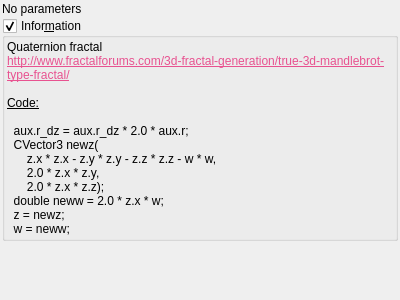
First picture: the form in mandelbulber2/qt_data/fractal_quaternion.ui, repository buddhi1980/mandelbulber2, before the edit.
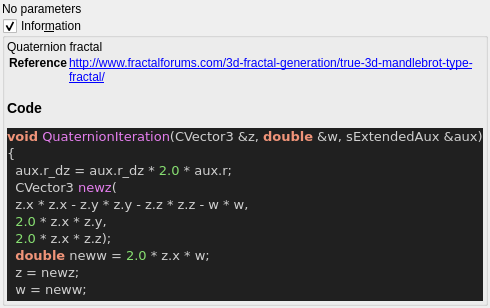
Second picture: the form after the edit. Custom widgets are drawn as their Qt base class.

```diff
--- a/mandelbulber2/qt_data/fractal_quaternion.ui
+++ b/mandelbulber2/qt_data/fractal_quaternion.ui
@@ -66,23 +66,33 @@
       <item>
        <widget class="QLabel" name="label_4">
         <property name="text">
-         <string>&lt;!DOCTYPE HTML PUBLIC &quot;-//W3C//DTD HTML 4.0//EN&quot; &quot;http://www.w3.org/TR/REC-html40/strict.dtd&quot;&gt;
-&lt;html&gt;&lt;head&gt;&lt;meta name=&quot;qrichtext&quot; content=&quot;1&quot; /&gt;&lt;style type=&quot;text/css&quot;&gt;
-p, li { white-space: pre-wrap; }
-&lt;/style&gt;&lt;/head&gt;&lt;body&gt;
-&lt;p style=&quot; margin-top:0px; margin-bottom:0px; margin-left:0px; margin-right:0px; -qt-block-indent:0; text-indent:0px;&quot;&gt;Quaternion fractal&lt;/p&gt;
-&lt;p style=&quot; margin-top:0px; margin-bottom:0px; margin-left:0px; margin-right:0px; -qt-block-indent:0; text-indent:0px;&quot;&gt;&lt;a href=&quot;http://www.fractalforums.com/3d-fractal-generation/true-3d-mandlebrot-type-fractal/&quot;&gt;&lt;span style=&quot; text-decoration: underline; color:#e85290;&quot;&gt;http://www.fractalforums.com/3d-fractal-generation/true-3d-mandlebrot-type-fractal/&lt;/span&gt;&lt;/a&gt;&lt;/p&gt;
-&lt;p style=&quot;-qt-paragraph-type:empty; margin-top:0px; margin-bottom:0px; margin-left:0px; margin-right:0px; -qt-block-indent:0; text-indent:0px;&quot;&gt;&lt;br /&gt;&lt;/p&gt;
-&lt;p style=&quot; margin-top:0px; margin-bottom:0px; margin-left:0px; margin-right:0px; -qt-block-indent:0; text-indent:0px;&quot;&gt;&lt;span style=&quot; text-decoration: underline;&quot;&gt;Code:&lt;/span&gt;&lt;/p&gt;
-&lt;p style=&quot;-qt-paragraph-type:empty; margin-top:0px; margin-bottom:0px; margin-left:0px; margin-right:0px; -qt-block-indent:0; text-indent:0px; text-decoration: underline;&quot;&gt;&lt;br /&gt;&lt;/p&gt;
-&lt;p style=&quot; margin-top:0px; margin-bottom:0px; margin-left:0px; margin-right:0px; -qt-block-indent:0; text-indent:0px;&quot;&gt;  aux.r_dz = aux.r_dz * 2.0 * aux.r;&lt;/p&gt;
-&lt;p style=&quot; margin-top:0px; margin-bottom:0px; margin-left:0px; margin-right:0px; -qt-block-indent:0; text-indent:0px;&quot;&gt;  CVector3 newz(&lt;/p&gt;
-&lt;p style=&quot; margin-top:0px; margin-bottom:0px; margin-left:0px; margin-right:0px; -qt-block-indent:0; text-indent:0px;&quot;&gt;      z.x * z.x - z.y * z.y - z.z * z.z - w * w,&lt;/p&gt;
-&lt;p style=&quot; margin-top:0px; margin-bottom:0px; margin-left:0px; margin-right:0px; -qt-block-indent:0; text-indent:0px;&quot;&gt;      2.0 * z.x * z.y,&lt;/p&gt;
-&lt;p style=&quot; margin-top:0px; margin-bottom:0px; margin-left:0px; margin-right:0px; -qt-block-indent:0; text-indent:0px;&quot;&gt;      2.0 * z.x * z.z);&lt;/p&gt;
-&lt;p style=&quot; margin-top:0px; margin-bottom:0px; margin-left:0px; margin-right:0px; -qt-block-indent:0; text-indent:0px;&quot;&gt;  double neww = 2.0 * z.x * w;&lt;/p&gt;
-&lt;p style=&quot; margin-top:0px; margin-bottom:0px; margin-left:0px; margin-right:0px; -qt-block-indent:0; text-indent:0px;&quot;&gt;  z = newz;&lt;/p&gt;
-&lt;p style=&quot; margin-top:0px; margin-bottom:0px; margin-left:0px; margin-right:0px; -qt-block-indent:0; text-indent:0px;&quot;&gt;  w = neww;&lt;/p&gt;&lt;/body&gt;&lt;/html&gt;</string>
+         <string>&lt;p&gt;Quaternion fractal&lt;/p&gt;&lt;table&gt;
+&lt;tr&gt;&lt;th&gt;Reference&lt;/th&gt;&lt;td&gt;&lt;a href=&quot;http://www.fractalforums.com/3d-fractal-generation/true-3d-mandlebrot-type-fractal/&quot;&gt;http://www.fractalforums.com/3d-fractal-generation/true-3d-mandlebrot-type-fractal/&lt;/a&gt;&lt;/td&gt;&lt;/tr&gt;
+&lt;/table&gt;
+&lt;h3&gt;Code&lt;/h3&gt;
+&lt;!DOCTYPE HTML PUBLIC &quot;-//W3C//DTD HTML 4.0 Transitional//EN&quot;&gt;
+&lt;html&gt;
+&lt;head&gt;
+&lt;meta http-equiv=&quot;content-type&quot; content=&quot;text/html; charset=ISO-8859-1&quot;&gt;
+&lt;title&gt;Source file&lt;/title&gt;
+&lt;/head&gt;
+&lt;body style=&quot;background-color:#202020&quot;&gt;
+&lt;pre style=&quot;color:#d0d0d0; background-color:#202020; font-size:10pt; font-family:'Courier New';&quot;&gt;&lt;span style=&quot;color:#f09479; font-weight:bold&quot;&gt;void&lt;/span&gt; &lt;span style=&quot;color:#e47eed&quot;&gt;QuaternionIteration&lt;/span&gt;&lt;span style=&quot;color:#d0d0d0&quot;&gt;(&lt;/span&gt;CVector3 &lt;span style=&quot;color:#d0d0d0&quot;&gt;&amp;amp;&lt;/span&gt;z&lt;span style=&quot;color:#d0d0d0&quot;&gt;,&lt;/span&gt; &lt;span style=&quot;color:#f09479; font-weight:bold&quot;&gt;double&lt;/span&gt; &lt;span style=&quot;color:#d0d0d0&quot;&gt;&amp;amp;&lt;/span&gt;w&lt;span style=&quot;color:#d0d0d0&quot;&gt;,&lt;/span&gt; sExtendedAux &lt;span style=&quot;color:#d0d0d0&quot;&gt;&amp;amp;&lt;/span&gt;aux&lt;span style=&quot;color:#d0d0d0&quot;&gt;)&lt;/span&gt;
+&lt;span style=&quot;color:#d0d0d0&quot;&gt;{&lt;/span&gt;
+  aux&lt;span style=&quot;color:#d0d0d0&quot;&gt;.&lt;/span&gt;r_dz &lt;span style=&quot;color:#d0d0d0&quot;&gt;=&lt;/span&gt; aux&lt;span style=&quot;color:#d0d0d0&quot;&gt;.&lt;/span&gt;r_dz &lt;span style=&quot;color:#d0d0d0&quot;&gt;*&lt;/span&gt; &lt;span style=&quot;color:#87df71&quot;&gt;2.0&lt;/span&gt; &lt;span style=&quot;color:#d0d0d0&quot;&gt;*&lt;/span&gt; aux&lt;span style=&quot;color:#d0d0d0&quot;&gt;.&lt;/span&gt;r&lt;span style=&quot;color:#d0d0d0&quot;&gt;;&lt;/span&gt;
+  CVector3 &lt;span style=&quot;color:#e47eed&quot;&gt;newz&lt;/span&gt;&lt;span style=&quot;color:#d0d0d0&quot;&gt;(&lt;/span&gt;
+  z&lt;span style=&quot;color:#d0d0d0&quot;&gt;.&lt;/span&gt;x &lt;span style=&quot;color:#d0d0d0&quot;&gt;*&lt;/span&gt; z&lt;span style=&quot;color:#d0d0d0&quot;&gt;.&lt;/span&gt;x &lt;span style=&quot;color:#d0d0d0&quot;&gt;-&lt;/span&gt; z&lt;span style=&quot;color:#d0d0d0&quot;&gt;.&lt;/span&gt;y &lt;span style=&quot;color:#d0d0d0&quot;&gt;*&lt;/span&gt; z&lt;span style=&quot;color:#d0d0d0&quot;&gt;.&lt;/span&gt;y &lt;span style=&quot;color:#d0d0d0&quot;&gt;-&lt;/span&gt; z&lt;span style=&quot;color:#d0d0d0&quot;&gt;.&lt;/span&gt;z &lt;span style=&quot;color:#d0d0d0&quot;&gt;*&lt;/span&gt; z&lt;span style=&quot;color:#d0d0d0&quot;&gt;.&lt;/span&gt;z &lt;span style=&quot;color:#d0d0d0&quot;&gt;-&lt;/span&gt; w &lt;span style=&quot;color:#d0d0d0&quot;&gt;*&lt;/span&gt; w&lt;span style=&quot;color:#d0d0d0&quot;&gt;,&lt;/span&gt;
+  &lt;span style=&quot;color:#87df71&quot;&gt;2.0&lt;/span&gt; &lt;span style=&quot;color:#d0d0d0&quot;&gt;*&lt;/span&gt; z&lt;span style=&quot;color:#d0d0d0&quot;&gt;.&lt;/span&gt;x &lt;span style=&quot;color:#d0d0d0&quot;&gt;*&lt;/span&gt; z&lt;span style=&quot;color:#d0d0d0&quot;&gt;.&lt;/span&gt;y&lt;span style=&quot;color:#d0d0d0&quot;&gt;,&lt;/span&gt;
+  &lt;span style=&quot;color:#87df71&quot;&gt;2.0&lt;/span&gt; &lt;span style=&quot;color:#d0d0d0&quot;&gt;*&lt;/span&gt; z&lt;span style=&quot;color:#d0d0d0&quot;&gt;.&lt;/span&gt;x &lt;span style=&quot;color:#d0d0d0&quot;&gt;*&lt;/span&gt; z&lt;span style=&quot;color:#d0d0d0&quot;&gt;.&lt;/span&gt;z&lt;span style=&quot;color:#d0d0d0&quot;&gt;);&lt;/span&gt;
+  &lt;span style=&quot;color:#f09479; font-weight:bold&quot;&gt;double&lt;/span&gt; neww &lt;span style=&quot;color:#d0d0d0&quot;&gt;=&lt;/span&gt; &lt;span style=&quot;color:#87df71&quot;&gt;2.0&lt;/span&gt; &lt;span style=&quot;color:#d0d0d0&quot;&gt;*&lt;/span&gt; z&lt;span style=&quot;color:#d0d0d0&quot;&gt;.&lt;/span&gt;x &lt;span style=&quot;color:#d0d0d0&quot;&gt;*&lt;/span&gt; w&lt;span style=&quot;color:#d0d0d0&quot;&gt;;&lt;/span&gt;
+  z &lt;span style=&quot;color:#d0d0d0&quot;&gt;=&lt;/span&gt; newz&lt;span style=&quot;color:#d0d0d0&quot;&gt;;&lt;/span&gt;
+  w &lt;span style=&quot;color:#d0d0d0&quot;&gt;=&lt;/span&gt; neww&lt;span style=&quot;color:#d0d0d0&quot;&gt;;&lt;/span&gt;
+&lt;span style=&quot;color:#d0d0d0&quot;&gt;}&lt;/span&gt;
+&lt;/pre&gt;
+&lt;/body&gt;
+&lt;/html&gt;
+&lt;!--HTML generated by highlight 3.9, http://www.andre-simon.de/--&gt;
+</string>
         </property>
         <property name="wordWrap">
          <bool>true</bool>
```
Left out of the diff: 2 changed lines with no effect on the pictures.
